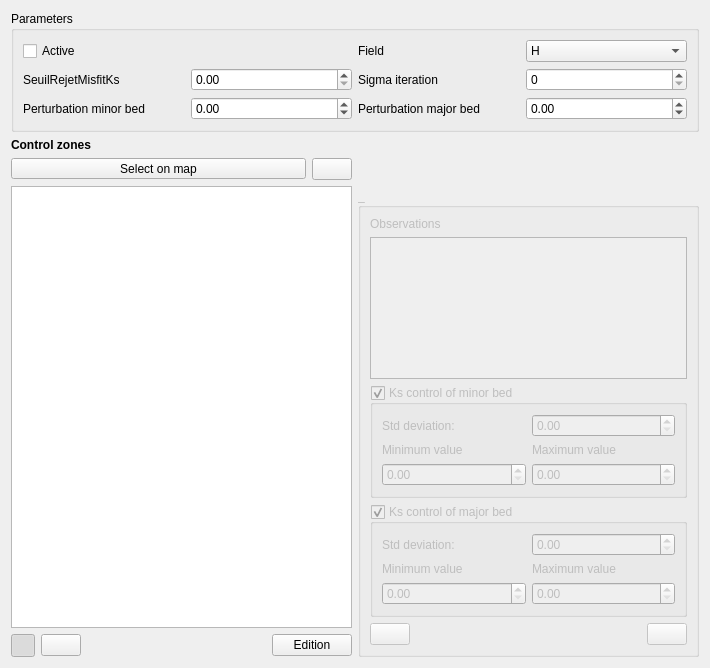
Old version of the form Mascaret/ui/ui_assimilation_ks.ui in the repository Artelia/Mascaret.
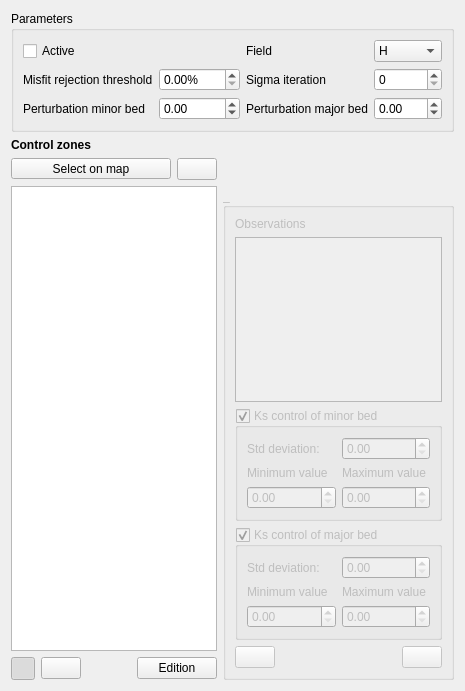
New version of the form. Icons and pictures are not drawn.

Commit message:
fix: add default output values and fix assimilation visualization
- Add default output values
- Fix Python formatting
- Add default min/max values
- Fix visualization bug for assimilation objects

```diff
--- a/Mascaret/ui/ui_assimilation_ks.ui
+++ b/Mascaret/ui/ui_assimilation_ks.ui
@@ -6,8 +6,8 @@
    <rect>
     <x>0</x>
     <y>0</y>
-    <width>710</width>
-    <height>668</height>
+    <width>426</width>
+    <height>691</height>
    </rect>
   </property>
   <property name="windowTitle">
@@ -29,7 +29,7 @@
       <item row="1" column="0">
        <widget class="QLabel" name="label_ks_seuil">
         <property name="text">
-         <string>SeuilRejetMisfitKs</string>
+         <string>Misfit rejection threshold</string>
         </property>
        </widget>
       </item>
@@ -63,6 +63,9 @@
       </item>
       <item row="1" column="1">
        <widget class="QDoubleSpinBox" name="sb_ks_seuil">
+        <property name="suffix">
+         <string>%</string>
+        </property>
         <property name="maximum">
          <double>9999.989999999999782</double>
         </property>
```
The commit also changes 8 other files.
